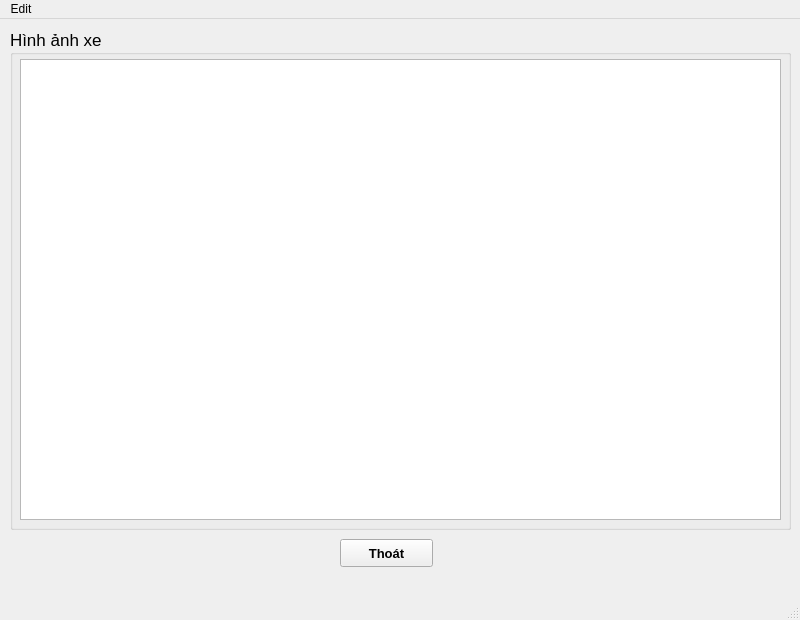
Old version of the form GUI/GUIgraph_fix.ui in the repository Vuchauduytung/LuanVan.
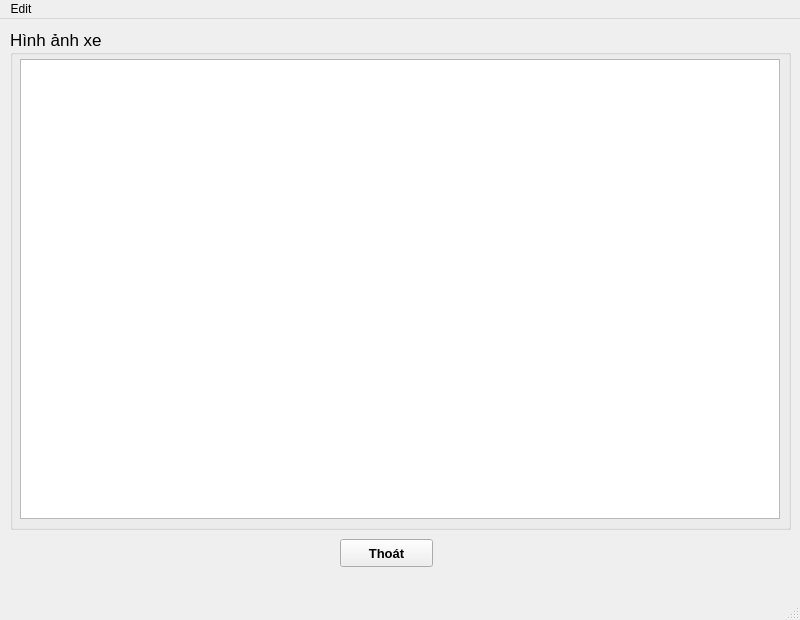
New version of the form.

Commit message: hoan thanh GUIgrap_fix

The edit to the form file:
```diff
--- a/GUI/GUIgraph_fix.ui
+++ b/GUI/GUIgraph_fix.ui
@@ -36,8 +36,8 @@
       <rect>
        <x>10</x>
        <y>30</y>
-       <width>761</width>
-       <height>461</height>
+       <width>760</width>
+       <height>460</height>
       </rect>
      </property>
     </widget>
```
The commit also changes 2 other files.
